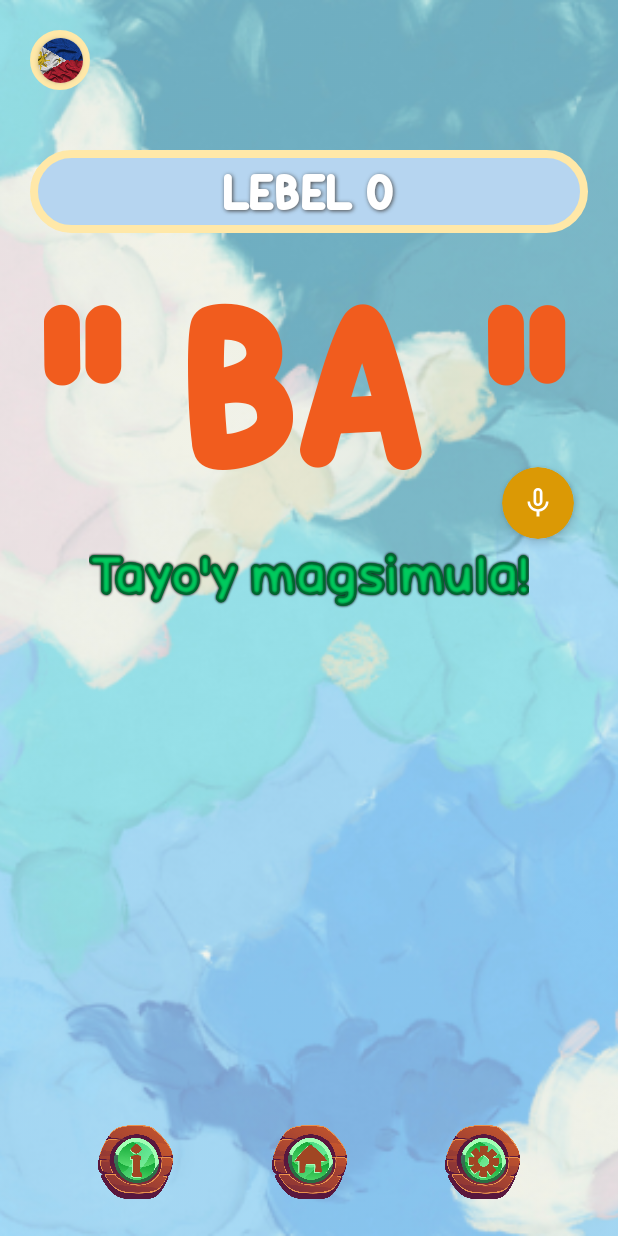
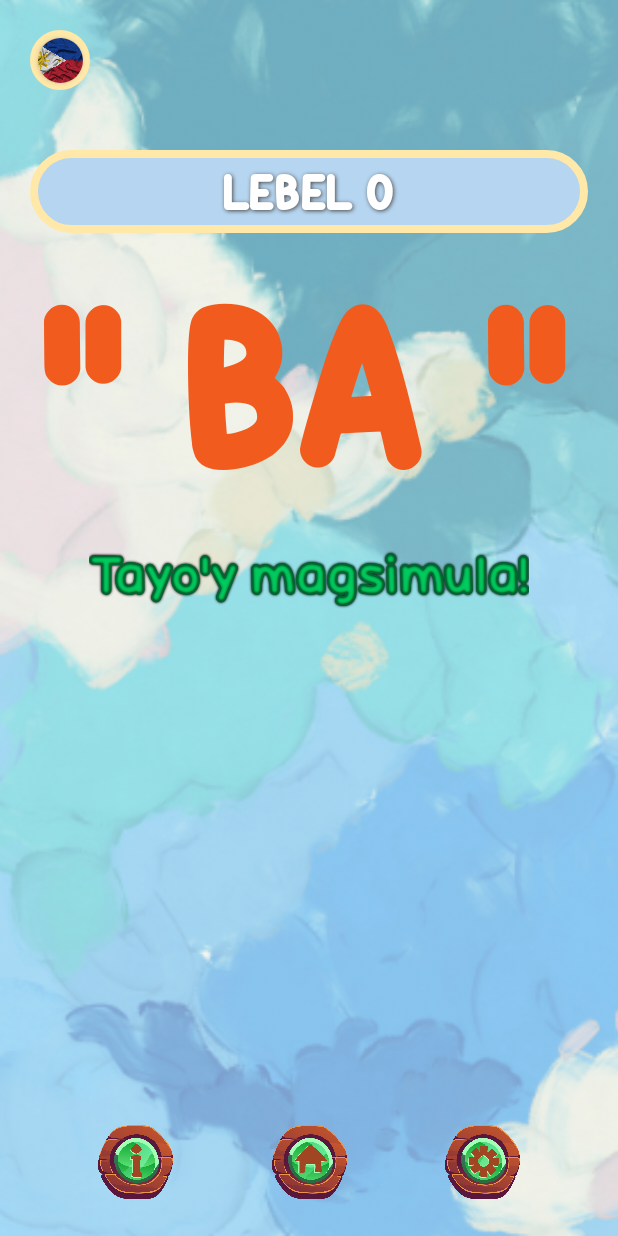
Before and after one commit to mmonm17/tttalk, an Android app: the PhonemeSoundTagalogActivity screen opened directly, with no data from a screen before it, on a phone screen of 412 x 824 dp. Run offline under Robolectric (Android 15) with nearby library versions, the phone set to English and light mode, and no system bars; our stand-ins replace Firebase (no records; nobody signed in at launch, a user with empty details on screens opened directly); 8 statements that could not run were skipped.

Commit message:
removed the mic for the sound

```diff
--- a/app/src/main/res/layout/activity_phoneme_sound_english.xml
+++ b/app/src/main/res/layout/activity_phoneme_sound_english.xml
@@ -73,6 +73,7 @@
         android:layout_height="48dp"
         android:clickable="true"
         android:focusable="true"
+        android:visibility="gone"
         app:cardBackgroundColor="@color/orange"
         app:cardCornerRadius="24dp"
         app:cardElevation="4dp"
@@ -81,8 +82,7 @@
         app:layout_constraintHorizontal_bias="1.0"
         app:layout_constraintStart_toStartOf="@+id/txt_title"
         app:layout_constraintTop_toTopOf="@+id/txt_title"
-        app:layout_constraintVertical_bias="1.0"
-        >
+        app:layout_constraintVertical_bias="1.0">
 
         <ImageView
             android:layout_width="24dp"
--- a/app/src/main/res/layout/activity_phoneme_sound_tagalog.xml
+++ b/app/src/main/res/layout/activity_phoneme_sound_tagalog.xml
@@ -72,6 +72,9 @@
         android:id="@+id/btn_mic"
         android:layout_width="48dp"
         android:layout_height="48dp"
+        android:clickable="true"
+        android:focusable="true"
+        android:visibility="gone"
         app:cardBackgroundColor="@color/orange"
         app:cardCornerRadius="24dp"
         app:cardElevation="4dp"
@@ -80,10 +83,7 @@
         app:layout_constraintHorizontal_bias="1.0"
         app:layout_constraintStart_toStartOf="@+id/txt_title"
         app:layout_constraintTop_toTopOf="@+id/txt_title"
-        app:layout_constraintVertical_bias="1.0"
-        android:clickable="true"
-        android:focusable="true"
-        >
+        app:layout_constraintVertical_bias="1.0">
 
         <ImageView
             android:layout_width="24dp"
```
